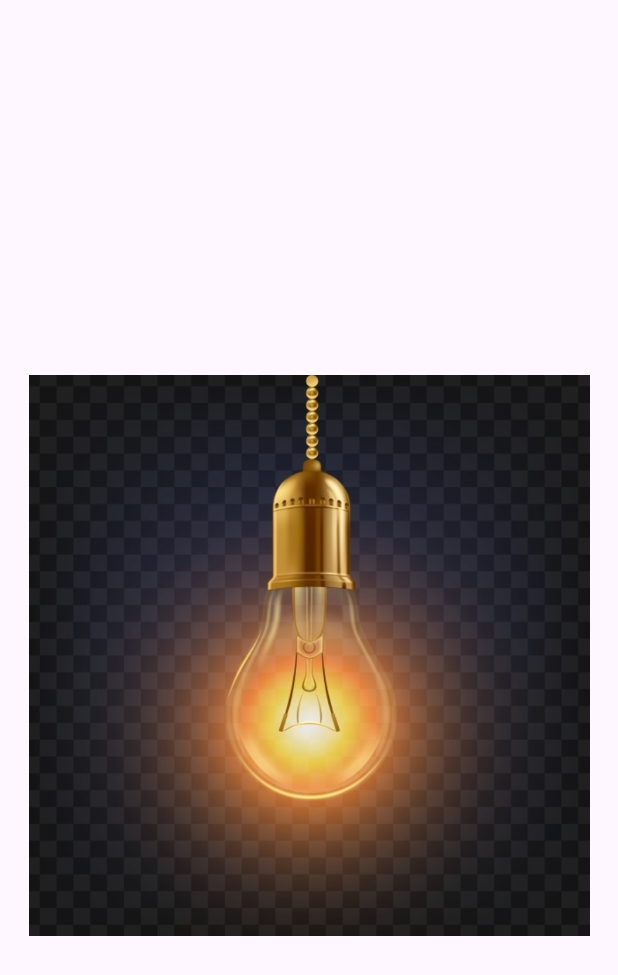
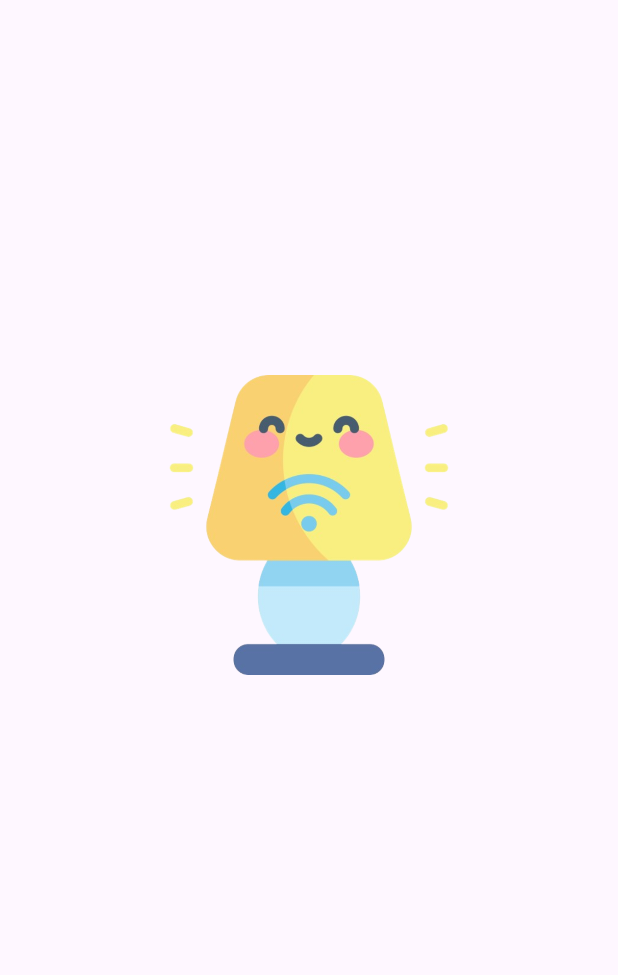
Before and after one commit to Padmaja7664/LightSensor, an Android app: the layout activity_main.xml on its own in the app's theme, with its tools: preview values and no code run, on a phone screen of 412 x 824 dp. Shown: the top 975 px of the screen. Run offline under Robolectric (Android 15) with nearby library versions, the phone set to English and light mode, and no system bars.

Commit message:
removed srcCompat and added android:src

```diff
--- a/app/src/main/java/com/example/lightsensor/SplashScreen.kt
+++ b/app/src/main/java/com/example/lightsensor/SplashScreen.kt
@@ -15,7 +15,7 @@ class SplashScreen : AppCompatActivity() {
             val i= Intent(this,MainActivity::class.java)
             startActivity(i)
             finish()
-        },3000)
+        },4000)
 
     }
 }
--- a/app/src/main/res/layout/activity_main.xml
+++ b/app/src/main/res/layout/activity_main.xml
@@ -12,11 +12,9 @@
 
     <ImageView
         android:id="@+id/mainImg"
-        android:layout_width="match_parent"
-        android:layout_height="match_parent"
-        android:layout_marginBottom="200dp"
+        android:layout_width="200dp"
+        android:layout_height="700dp"
         android:layout_gravity="center"
-        android:layout_marginTop="250dp"
-        tools:srcCompat="@drawable/main_img" />
-
+        android:src="@drawable/lightt"
+        />
 </LinearLayout>
```
Also changed, not shown: app/build.gradle (+4 -4 lines), app/src/main/res/layout/activity_splash_screen.xml (+3 -4 lines), app/src/main/res/drawable/lightt.png (added), app/src/main/res/drawable/main_img.jpg (deleted), app/src/main/res/drawable/spl.png (added), app/src/main/res/drawable/splash.jpg (deleted), app/src/main/res/drawable/splash_img.jpg (deleted).
